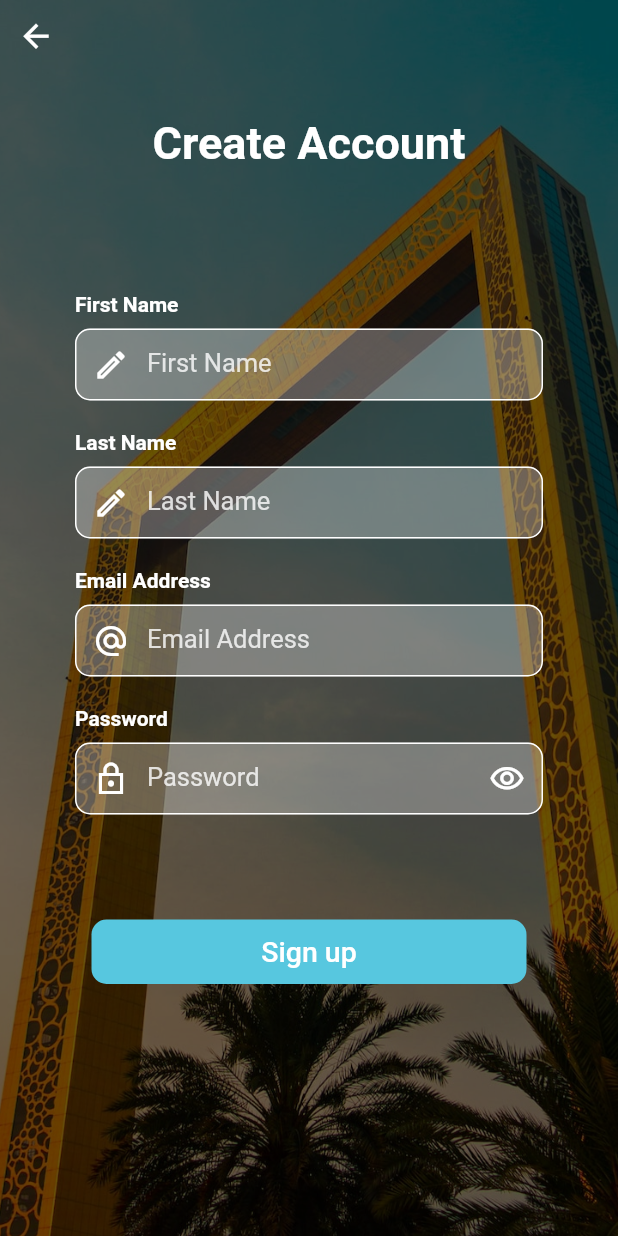
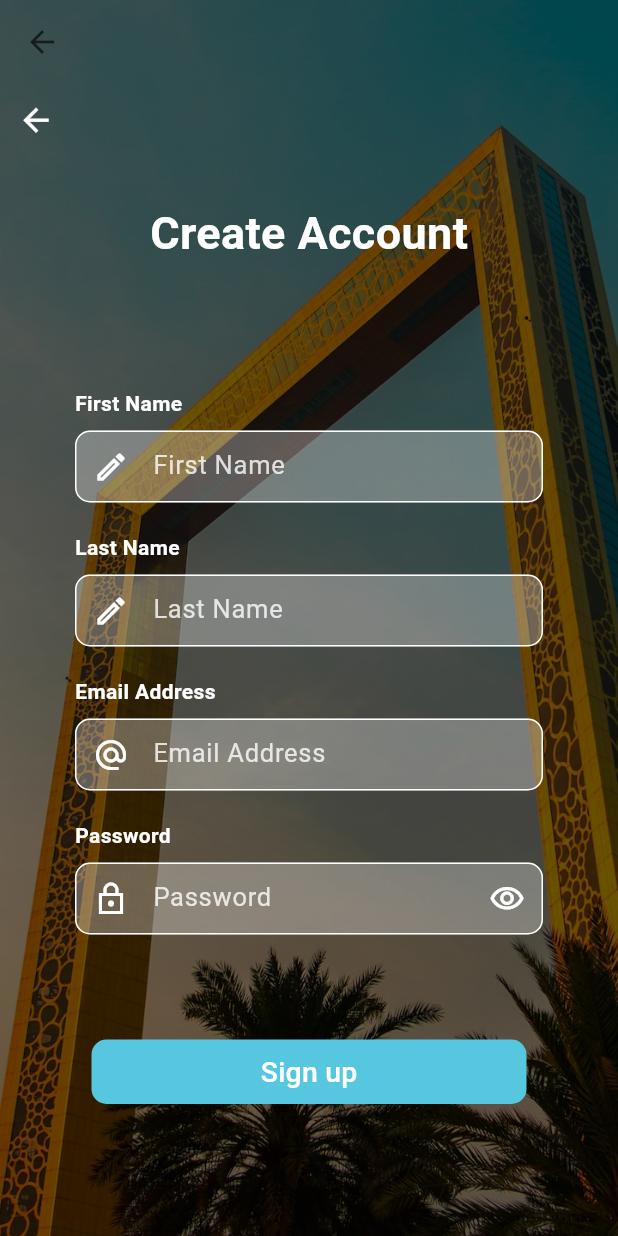
Before and after one commit to HusseinMohamed99/TRIPSO, a Flutter app: the screen it shows after launch, after a tap on "Sign in", after a tap on "Sign up", on a phone screen of 412 x 824 dp. Run offline on Flutter 3.47's test engine with Material 2 defaults, Android fonts, the phone set to English and light mode, and no system bars; drawn by our look-alikes of flutter_platform_widgets; our stand-ins replace cloud_firestore, conditional_builder_null_safety, firebase_auth, firebase_core, flutter_bloc, fluttertoast and 6 more; missing offline and left inert: email_auth; accounts and stored records are empty.

Commit message:
Flutter_Platform_Widget//Hussein

```diff
--- a/lib/layout/home_layout.dart
+++ b/lib/layout/home_layout.dart
@@ -1,4 +1,5 @@
 import 'package:flutter/material.dart';
+import 'package:flutter_platform_widgets/flutter_platform_widgets.dart';
 import '../shared/components/app_bar.dart';
 
 class HomeLayout extends StatelessWidget {
@@ -7,7 +8,7 @@
 
   @override
   Widget build(BuildContext context) {
-    return Scaffold(
+    return PlatformScaffold(
       appBar: defaultAppBar(),
       body: const Text('HOME LAYOUT'),
     );
--- a/lib/main.dart
+++ b/lib/main.dart
@@ -8,6 +8,7 @@
 import 'package:tripso/shared/constants/constants.dart';
 import 'package:tripso/shared/cubit/tripsoCubit/tripso_cubit.dart';
 import 'package:tripso/shared/cubit/tripsoCubit/tripso_state.dart';
+import 'package:tripso/shared/styles/colors.dart';
 import 'shared/network/cache_helper.dart';
 import 'firebase_options.dart';
 
@@ -56,6 +57,8 @@
                   ],
                   background: Container(color: const Color(0xFFF5F5F5))),
               debugShowCheckedModeBanner: false,
+              theme: ThemeData(
+                  colorSchemeSeed: primaryColor, useMaterial3: true,),
               home: const SplashScreen(),
             );
           }),
--- a/lib/screens/home/home_screen.dart
+++ b/lib/screens/home/home_screen.dart
@@ -1,4 +1,5 @@
 import 'package:flutter/material.dart';
+import 'package:flutter_platform_widgets/flutter_platform_widgets.dart';
 import 'package:google_fonts/google_fonts.dart';
 import 'package:tripso/shared/components/buttons.dart';
 
@@ -11,7 +12,7 @@
 
   @override
   Widget build(BuildContext context) {
-    return Scaffold(
+    return PlatformScaffold(
       appBar: secondAppBar(),
       body: Center(
         child: Column(
--- a/lib/screens/on_boarding/on_boarding_screen.dart
+++ b/lib/screens/on_boarding/on_boarding_screen.dart
@@ -1,3 +1,4 @@
+import 'package:flutter_platform_widgets/flutter_platform_widgets.dart';
 import 'package:tripso/shared/animation/fade_animation.dart';
 import 'package:flutter/material.dart';
 import 'package:tripso/screens/sign_in/sign_in_screen.dart';
@@ -27,7 +28,7 @@
             ),
           ),
           child: FadeAnimation(1.3,
-            child: Scaffold(
+            child: PlatformScaffold(
               appBar: defaultAppBar(),
               backgroundColor: Colors.transparent,
               body: Padding(
--- a/lib/screens/sign_in/sign_in_screen.dart
+++ b/lib/screens/sign_in/sign_in_screen.dart
@@ -1,3 +1,4 @@
+import 'package:flutter_platform_widgets/flutter_platform_widgets.dart';
 import 'package:tripso/screens/home/home_screen.dart';
 import 'package:flutter/material.dart';
 import 'package:flutter_bloc/flutter_bloc.dart';
@@ -54,7 +55,7 @@
               ),
               child: FadeAnimation(
                 1.5,
-                child: Scaffold(
+                child: PlatformScaffold(
                   backgroundColor: Colors.transparent,
                   appBar: defaultAppBar(),
                   body: customScrollableForm(
--- a/lib/screens/sign_up/sign_up_screen.dart
+++ b/lib/screens/sign_up/sign_up_screen.dart
@@ -1,6 +1,7 @@
 import 'package:conditional_builder_null_safety/conditional_builder_null_safety.dart';
 import 'package:flutter/material.dart';
 import 'package:flutter_bloc/flutter_bloc.dart';
+import 'package:flutter_platform_widgets/flutter_platform_widgets.dart';
 import 'package:tripso/screens/home/home_screen.dart';
 import 'package:tripso/shared/styles/asset_path.dart';
 import '../../shared/animation/fade_animation.dart';
@@ -50,8 +51,8 @@
                 ),
               ),
               child: FadeAnimation(
-                1.5,
-                child: Scaffold(
+                1.0,
+                child: PlatformScaffold(
                   backgroundColor: Colors.transparent,
                   appBar: defaultAppBar(),
                   body: customScrollableForm(
--- a/lib/screens/splash/splash_screen.dart
+++ b/lib/screens/splash/splash_screen.dart
@@ -1,4 +1,5 @@
 import 'package:flutter/material.dart';
+import 'package:flutter_platform_widgets/flutter_platform_widgets.dart';
 import 'package:google_fonts/google_fonts.dart';
 import 'package:tripso/screens/home/home_screen.dart';
 import 'package:tripso/screens/on_boarding/on_boarding_screen.dart';
@@ -63,7 +64,7 @@
           fit: BoxFit.cover,
         ),
       ),
-      child: Scaffold(
+      child: PlatformScaffold(
         backgroundColor: Colors.transparent,
         appBar: defaultAppBar(),
         body: Column(
--- a/lib/shared/components/app_bar.dart
+++ b/lib/shared/components/app_bar.dart
@@ -1,7 +1,10 @@
 import 'package:flutter/material.dart';
 import 'package:flutter/services.dart';
+import 'package:flutter_platform_widgets/flutter_platform_widgets.dart';
 
-PreferredSizeWidget defaultAppBar ()=> AppBar(
+PlatformAppBar defaultAppBar ()=> PlatformAppBar(
+
+  material: (context, __)  => MaterialAppBarData(
     systemOverlayStyle: const SystemUiOverlayStyle(
         statusBarBrightness: Brightness.light,
         statusBarColor: Colors.transparent,
@@ -11,10 +14,16 @@
     elevation: 0,
     scrolledUnderElevation: 0,
     toolbarHeight: 0,
+  ),
+  cupertino: (_, __) => CupertinoNavigationBarData(
+    backgroundColor: Colors.transparent,
+  ),
+
 );
 
 
-PreferredSizeWidget secondAppBar ()=> AppBar(
+PlatformAppBar secondAppBar ()=> PlatformAppBar(
+  material: (context, __)  => MaterialAppBarData(
     systemOverlayStyle: const SystemUiOverlayStyle(
         statusBarBrightness: Brightness.dark,
         statusBarColor: Colors.transparent,
@@ -24,4 +33,9 @@
     elevation: 0,
     scrolledUnderElevation: 0,
     toolbarHeight: 0,
+  ),
+  cupertino: (_, __) => CupertinoNavigationBarData(
+    backgroundColor: Colors.transparent,
+  ),
+
 );
--- a/pubspec.yaml
+++ b/pubspec.yaml
@@ -36,6 +36,7 @@
   http: ^0.13.5
   email_auth:  ^1.0.0
   pin_code_fields: ^7.4.0
+  flutter_platform_widgets: ^2.0.0
 
   # firebase
   firebase_core: ^2.1.1
@@ -43,6 +44,7 @@
   cloud_firestore: ^4.0.3
   firebase_storage: ^11.0.3
   firebase_messaging: ^14.0.3
+
 
 
 
```
Also changed, not shown: lib/screens/password/forget_password_screen.dart (+8 -10 lines), lib/shared/components/alert_dialog.dart (+58 -35 lines), pubspec.lock. Lines whose indentation alone changed are shown as unchanged.
